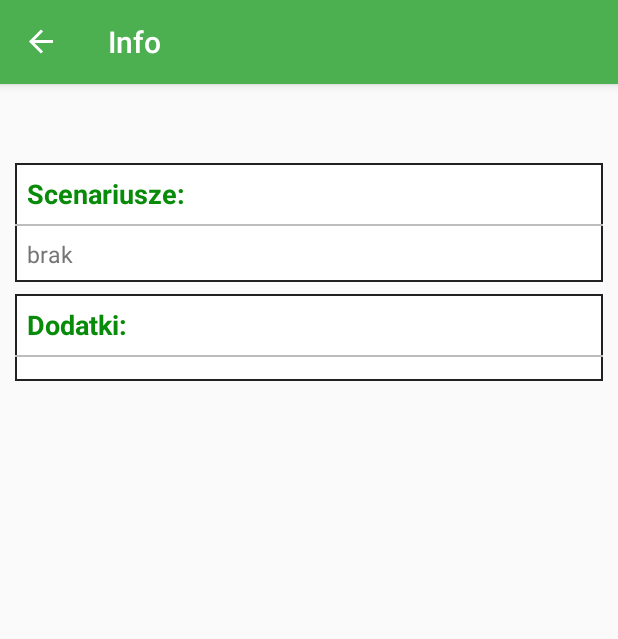
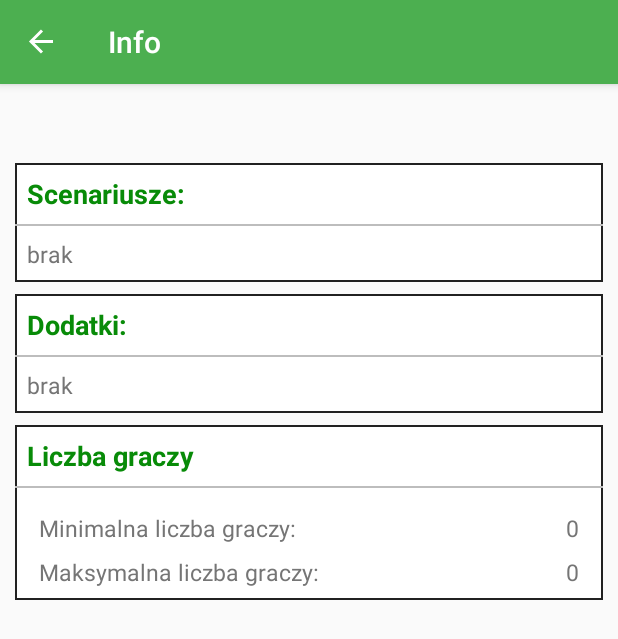
Before and after one commit to trediraz/BoardGameTrackerApp, an Android app: the GameInfoFragment screen opened through its navigation route, on a phone screen of 412 x 824 dp. Shown: the top 639 px of the screen. Run offline under Robolectric (Android 15) with nearby library versions, the phone set to English and light mode, and no system bars; our stand-ins replace Room's generated code, navigation-ui; 2 statements that could not run were skipped.

Commit message:
Add gameType view to gameInfo

```diff
--- a/app/src/main/java/com/trediraz/myapplication/Game/GameInfoFragment.java
+++ b/app/src/main/java/com/trediraz/myapplication/Game/GameInfoFragment.java
@@ -1,21 +1,18 @@
 package com.trediraz.myapplication.Game;
 
 import android.os.Bundle;
+import android.view.LayoutInflater;
+import android.view.View;
+import android.view.ViewGroup;
+import android.widget.LinearLayout;
+import android.widget.TextView;
 
 import androidx.annotation.NonNull;
 import androidx.annotation.Nullable;
 import androidx.fragment.app.Fragment;
 
-import android.util.Log;
-import android.view.LayoutInflater;
-import android.view.View;
-import android.view.ViewGroup;
-import android.widget.ImageView;
-import android.widget.LinearLayout;
-import android.widget.TextView;
-
 import com.trediraz.myapplication.Database.Expansion;
-import com.trediraz.myapplication.Database.Match;
+import com.trediraz.myapplication.Database.Game;
 import com.trediraz.myapplication.Database.Scenario;
 import com.trediraz.myapplication.MainActivity;
 import com.trediraz.myapplication.R;
@@ -45,8 +42,35 @@ public class GameInfoFragment extends Fragment {
         List<Scenario> scenarios = MainActivity.mBoardGameDao.getScenariosByGameName(gameName);
         List<Expansion> expansions = MainActivity.mBoardGameDao.getExpansionsByGameName(gameName);
 
+        Game game = MainActivity.mBoardGameDao.getGameByName(gameName);
+
+        int min = game.min_number_of_players;
+        int max = game.max_number_of_players;
+
+
+        setGameTypeView(scenarios);
         setScenarioView(scenarios);
         setExpansionView(expansions);
+        setPlayerNumberView(min, max);
+    }
+
+    private void setGameTypeView(List<Scenario> scenarios) {
+        TextView gameTypeView = Objects.requireNonNull(getView()).findViewById(R.id.game_type_text);
+        String gameType = null;
+        for (Scenario scenario : scenarios) {
+            if(scenario.name.equals(Scenario.DEFAULT_NAME)) {
+                gameType = scenario.type;
+                break;
+            }
+        }
+        LinearLayout parent = getView().findViewById(R.id.game_type_layout);
+        if (gameType != null) {
+            gameTypeView.setText(gameType);
+            parent.setVisibility(View.VISIBLE);
+        } else {
+            parent.setVisibility(View.GONE);
+        }
+
     }
 
     private void setScenarioView(List<Scenario> scenarios) {
@@ -56,13 +80,17 @@ public class GameInfoFragment extends Fragment {
             if(!scenario.name.equals(Scenario.DEFAULT_NAME)) {
                 ScenarioView scenarioView = new ScenarioView(getContext(),scenario);
                 scenarioViews.addView(scenarioView);
-            }
+           }
         }
-        if(scenarioViews.getChildCount() == 0){
+        setNoItemText(scenarioViews);
+    }
+
+    private void setNoItemText(LinearLayout layout) {
+        if(layout.getChildCount() == 0){
             TextView textView = new TextView(getContext());
             textView.setText(R.string.no_item);
             textView.setTextAppearance(R.style.SecondaryText);
-            scenarioViews.addView(textView);
+            layout.addView(textView);
         }
     }
 
@@ -74,5 +102,14 @@ public class GameInfoFragment extends Fragment {
             expansionView.setTextAppearance(R.style.PrimaryText);
             expansionViews.addView(expansionView);
         }
+        setNoItemText(expansionViews);
+
+    }
+
+    private void setPlayerNumberView(int min, int max) {
+        TextView minView = Objects.requireNonNull(getView()).findViewById(R.id.min_players_number);
+        TextView maxView = Objects.requireNonNull(getView()).findViewById(R.id.max_players_number);
+        minView.setText(String.valueOf(min));
+        maxView.setText(String.valueOf(max));
     }
 }
--- a/app/src/main/java/com/trediraz/myapplication/Match/MatchFragment.java
+++ b/app/src/main/java/com/trediraz/myapplication/Match/MatchFragment.java
@@ -74,6 +74,7 @@ public class MatchFragment extends Fragment implements MatchDialog.MatchDialogLi
                     @Override
                     public void onClick(DialogInterface dialogInterface, int i) {
                         MainActivity.mBoardGameDao.deleteMatch(match);
+                        mAdapter.deleteMatch(match);
                     }
                 })
                 .setNegativeButton(R.string.cancel,null)
--- a/app/src/main/java/com/trediraz/myapplication/Match/MatchListAdapter.java
+++ b/app/src/main/java/com/trediraz/myapplication/Match/MatchListAdapter.java
@@ -16,6 +16,7 @@ import com.trediraz.myapplication.R;
 
 import java.time.LocalDate;
 import java.util.List;
+import java.util.Objects;
 
 public class MatchListAdapter extends BaseAdapter {
 
@@ -53,7 +54,7 @@ public class MatchListAdapter extends BaseAdapter {
     public View getView(int i, View view, ViewGroup viewGroup) {
         if(view == null){
             LayoutInflater inflater = (LayoutInflater) mActivity.getSystemService(Context.LAYOUT_INFLATER_SERVICE);
-            view = inflater.inflate(R.layout.match_list_view_item,viewGroup,false);
+            view = Objects.requireNonNull(inflater).inflate(R.layout.match_list_view_item,viewGroup,false);
             final ViewHolder holder = new ViewHolder();
             holder.gameName = view.findViewById(R.id.game_name);
             holder.gameOutcome = view.findViewById(R.id.outcome);
@@ -94,4 +95,9 @@ public class MatchListAdapter extends BaseAdapter {
         mMatches.add(0,match);
         notifyDataSetChanged();
     }
+
+    void deleteMatch(Match match){
+        mMatches.remove(match);
+        notifyDataSetChanged();
+    }
 }
--- a/app/src/main/res/layout/fragment_game_info.xml
+++ b/app/src/main/res/layout/fragment_game_info.xml
@@ -1,11 +1,13 @@
 <?xml version="1.0" encoding="utf-8"?>
 <ScrollView
     xmlns:android="http://schemas.android.com/apk/res/android"
+    xmlns:app="http://schemas.android.com/apk/res-auto"
     xmlns:tools="http://schemas.android.com/tools"
     android:layout_width="match_parent"
     android:layout_height="match_parent"
     android:padding="10dp"
     android:fillViewport="true">
+
     <LinearLayout
         android:orientation="vertical"
         android:layout_width="match_parent"
@@ -22,6 +24,30 @@
             android:textColor="@color/primary_text"
             android:textSize="25sp" />
 
+        <LinearLayout
+            android:id="@+id/game_type_layout"
+            android:layout_width="match_parent"
+            android:layout_height="wrap_content"
+            android:orientation="horizontal"
+            android:background="@drawable/border"
+            android:layout_marginTop="8dp">
+
+            <TextView
+                android:layout_width="wrap_content"
+                android:layout_height="wrap_content"
+                android:text="@string/title_game_type"
+                style="@style/TitleStyle"/>
+
+            <TextView
+                android:id="@+id/game_type_text"
+                android:layout_width="match_parent"
+                android:layout_height="wrap_content"
+                android:text="@string/error"
+                android:gravity="end"
+                android:layout_margin="8dp"
+                style="@style/PrimaryText" />
+
+        </LinearLayout>
 
         <LinearLayout
             android:id="@+id/layout_one"
@@ -87,5 +113,79 @@
 
         </LinearLayout>
 
+        <LinearLayout
+            android:orientation="vertical"
+            android:layout_width="match_parent"
+            android:layout_height="wrap_content"
+            android:layout_marginTop="8dp"
+            android:background="@drawable/border">
+
+            <TextView
+                android:id="@+id/player_title"
+                android:layout_width="match_parent"
+                android:layout_height="wrap_content"
+                android:text="@string/title_number_of_players"
+                style="@style/TitleStyle"/>
+
+            <View
+                android:layout_width="match_parent"
+                android:layout_height="1dp"
+                android:background="@color/divider"/>
+
+            <androidx.constraintlayout.widget.ConstraintLayout
+                android:id="@id/expansions"
+                android:padding="8dp"
+                android:orientation="vertical"
+                android:divider="@color/divider"
+                android:showDividers="middle"
+                android:layout_width="match_parent"
+                android:layout_height="wrap_content">
+
+                <TextView
+                    android:id="@+id/textView"
+                    android:layout_width="wrap_content"
+                    android:layout_height="wrap_content"
+                    android:layout_marginStart="8dp"
+                    android:layout_marginTop="8dp"
+                    style="@style/SecondaryText"
+                    android:text="@string/min_player_number"
+                    app:layout_constraintStart_toStartOf="parent"
+                    app:layout_constraintTop_toTopOf="parent" />
+
+                <TextView
+                    android:id="@+id/textView4"
+                    android:layout_width="wrap_content"
+                    android:layout_height="wrap_content"
+                    style="@style/SecondaryText"
+                    android:layout_marginStart="8dp"
+                    android:layout_marginTop="8dp"
+                    android:text="@string/max_player_number"
+                    app:layout_constraintStart_toStartOf="parent"
+                    app:layout_constraintTop_toBottomOf="@+id/textView" />
+
+                <TextView
+                    android:id="@+id/min_players_number"
+                    android:layout_width="wrap_content"
+                    android:layout_height="wrap_content"
+                    android:layout_marginEnd="8dp"
+                    style="@style/SecondaryText"
+                    android:text="@string/error"
+                    app:layout_constraintEnd_toEndOf="parent"
+                    app:layout_constraintTop_toTopOf="@+id/textView" />
+
+                <TextView
+                    android:id="@+id/max_players_number"
+                    android:layout_width="wrap_content"
+                    android:layout_height="wrap_content"
+                    style="@style/SecondaryText"
+                    android:layout_marginEnd="8dp"
+                    android:text="@string/error"
+                    app:layout_constraintEnd_toEndOf="parent"
+                    app:layout_constraintTop_toTopOf="@+id/textView4" />
+
+            </androidx.constraintlayout.widget.ConstraintLayout>
+
+        </LinearLayout>
+
     </LinearLayout>
 </ScrollView>
--- a/app/src/main/res/layout/fragment_match.xml
+++ b/app/src/main/res/layout/fragment_match.xml
@@ -21,6 +21,7 @@
         android:id="@+id/match_list_view"
         android:layout_width="0dp"
         android:layout_height="0dp"
+        android:stackFromBottom="true"
         app:layout_constraintBottom_toBottomOf="parent"
         app:layout_constraintEnd_toEndOf="parent"
         app:layout_constraintStart_toStartOf="parent"
--- a/app/src/main/res/layout/game_dialog_layout.xml
+++ b/app/src/main/res/layout/game_dialog_layout.xml
@@ -129,6 +129,7 @@
                     android:digits="123456789"
                     android:maxLength="2"
                     android:imeOptions="actionNext"
+                    android:hint="@null"
                     android:importantForAutofill="no" />
             </LinearLayout>
 
@@ -139,12 +140,13 @@
                 <TextView
                     android:layout_width="wrap_content"
                     android:layout_height="wrap_content"
-                    android:text="@string/max_game_number"/>
+                    android:text="@string/max_player_number"/>
                 <EditText
                     android:id="@+id/max_number_of_players"
                     android:layout_width="wrap_content"
                     android:layout_height="wrap_content"
                     android:ems="2"
+                    android:hint="@null"
                     android:textAlignment="center"
                     android:inputType="numberSigned"
                     android:digits="123456789"
--- a/app/src/main/res/values/strings.xml
+++ b/app/src/main/res/values/strings.xml
@@ -14,7 +14,7 @@
     <string name="scenario_name">Nazwa scenarusza</string>
     <string name="expansion_name">Nazwa dodatku</string>
     <string name="min_player_number">Minimalna liczba graczy:</string>
-    <string name="max_game_number">Maksymalna liczba graczy:</string>
+    <string name="max_player_number">Maksymalna liczba graczy:</string>
     <string name="no_name_toast">Pole nazwy nie może być puste</string>
     <string name="no_scenario">Ta gra musi posidac przynajmniej jeden scenariusz</string>
     <string name="empty_scenario_name">Nazwa scenariusza nie może być pusta</string>
```
